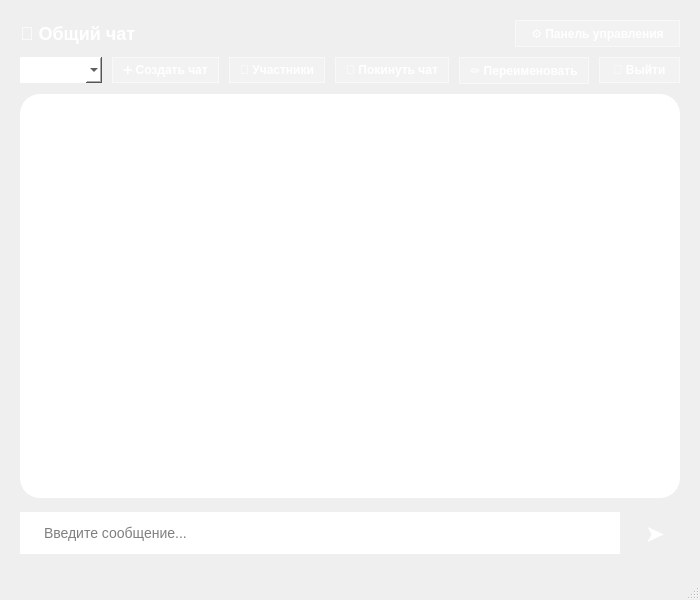
Before: the Qt Designer form client/mainwindow.ui in alexxxandra031/project, drawn with Qt 5.
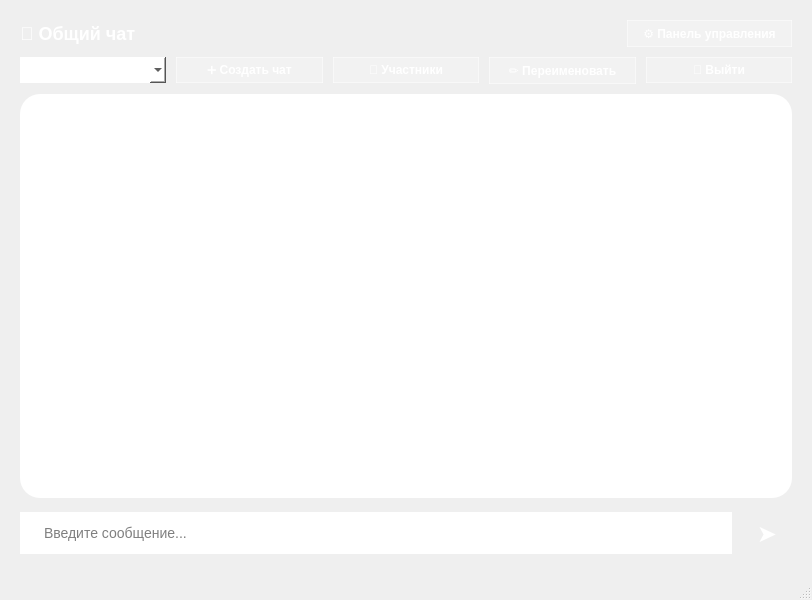
After: the same form once the commit is applied.

Diff of the .ui file:
```diff
--- a/client/mainwindow.ui
+++ b/client/mainwindow.ui
@@ -6,7 +6,7 @@
    <rect>
     <x>0</x>
     <y>0</y>
-    <width>700</width>
+    <width>812</width>
     <height>600</height>
    </rect>
   </property>
@@ -114,15 +114,12 @@
       </item>
      </layout>
     </item>
-	<item>
- <layout class="QHBoxLayout" name="horizontalLayout_chatSelect">
-  <item>
-   <widget class="QComboBox" name="comboBox_chats">
-    <property name="minimumWidth">
-     <number>200</number>
-    </property>
-    <property name="styleSheet">
-     <string notr="true">
+    <item>
+     <layout class="QHBoxLayout" name="horizontalLayout_chatSelect">
+      <item>
+       <widget class="QComboBox" name="comboBox_chats">
+        <property name="styleSheet">
+         <string notr="true">
       QComboBox {
           background-color: white;
           border-radius: 15px;
@@ -130,19 +127,16 @@
           font-size: 12px;
       }
      </string>
-    </property>
-   </widget>
-  </item>
-  <item>
-   <widget class="QPushButton" name="pushButton_createChat">
-    <property name="text">
-     <string>➕ Создать чат</string>
-    </property>
-    <property name="cursor">
-     <cursorShape>PointingHandCursor</cursorShape>
-    </property>
-    <property name="styleSheet">
-     <string notr="true">
+        </property>
+       </widget>
+      </item>
+      <item>
+       <widget class="QPushButton" name="pushButton_createChat">
+        <property name="cursor">
+         <cursorShape>PointingHandCursor</cursorShape>
+        </property>
+        <property name="styleSheet">
+         <string notr="true">
       QPushButton {
           background: rgba(255,255,255,0.2);
           border: 1px solid rgba(255,255,255,0.5);
@@ -155,19 +149,19 @@
           background: rgba(255,255,255,0.3);
       }
      </string>
-    </property>
-   </widget>
-  </item>
-  <item>
- <widget class="QPushButton" name="pushButton_manageChat">
-  <property name="text">
-   <string>👥 Участники</string>
-  </property>
-  <property name="cursor">
-   <cursorShape>PointingHandCursor</cursorShape>
-  </property>
-  <property name="styleSheet">
-   <string notr="true">
+        </property>
+        <property name="text">
+         <string>➕ Создать чат</string>
+        </property>
+       </widget>
+      </item>
+      <item>
+       <widget class="QPushButton" name="pushButton_manageChat">
+        <property name="cursor">
+         <cursorShape>PointingHandCursor</cursorShape>
+        </property>
+        <property name="styleSheet">
+         <string notr="true">
     QPushButton {
         background: rgba(255,255,255,0.2);
         border: 1px solid rgba(255,255,255,0.5);
@@ -180,19 +174,19 @@
         background: rgba(255,255,255,0.3);
     }
    </string>
-  </property>
- </widget>
-</item>
-<item>
- <widget class="QPushButton" name="pushButton_leaveChat">
-  <property name="text">
-   <string>🚪 Покинуть чат</string>
-  </property>
-  <property name="cursor">
-   <cursorShape>PointingHandCursor</cursorShape>
-  </property>
-  <property name="styleSheet">
-   <string notr="true">
+        </property>
+        <property name="text">
+         <string>👥 Участники</string>
+        </property>
+       </widget>
+      </item>
+      <item>
+       <widget class="QPushButton" name="pushButton_renameChat">
+        <property name="cursor">
+         <cursorShape>PointingHandCursor</cursorShape>
+        </property>
+        <property name="styleSheet">
+         <string notr="true">
     QPushButton {
         background: rgba(255,255,255,0.2);
         border: 1px solid rgba(255,255,255,0.5);
@@ -205,19 +199,19 @@
         background: rgba(255,255,255,0.3);
     }
    </string>
-  </property>
- </widget>
-</item>
-<item>
- <widget class="QPushButton" name="pushButton_renameChat">
-  <property name="text">
-   <string>✏️ Переименовать</string>
-  </property>
-  <property name="cursor">
-   <cursorShape>PointingHandCursor</cursorShape>
-  </property>
-  <property name="styleSheet">
-   <string notr="true">
+        </property>
+        <property name="text">
+         <string>✏️ Переименовать</string>
+        </property>
+       </widget>
+      </item>
+      <item>
+       <widget class="QPushButton" name="pushButton_logout">
+        <property name="cursor">
+         <cursorShape>PointingHandCursor</cursorShape>
+        </property>
+        <property name="styleSheet">
+         <string notr="true">
     QPushButton {
         background: rgba(255,255,255,0.2);
         border: 1px solid rgba(255,255,255,0.5);
@@ -230,36 +224,14 @@
         background: rgba(255,255,255,0.3);
     }
    </string>
-  </property>
- </widget>
-</item>
-<item>
- <widget class="QPushButton" name="pushButton_logout">
-  <property name="text">
-   <string>🚪 Выйти</string>
-  </property>
-  <property name="cursor">
-   <cursorShape>PointingHandCursor</cursorShape>
-  </property>
-  <property name="styleSheet">
-   <string notr="true">
-    QPushButton {
-        background: rgba(255,255,255,0.2);
-        border: 1px solid rgba(255,255,255,0.5);
-        border-radius: 15px;
-        padding: 5px 10px;
-        color: white;
-        font-weight: bold;
-    }
-    QPushButton:hover {
-        background: rgba(255,255,255,0.3);
-    }
-   </string>
-  </property>
- </widget>
-</item>
- </layout>
-</item>
+        </property>
+        <property name="text">
+         <string>🚪 Выйти</string>
+        </property>
+       </widget>
+      </item>
+     </layout>
+    </item>
     <item>
      <widget class="QListWidget" name="listWidget_chat">
 		 <property name="styleSheet">
```
Left out of the diff: 22 changed lines with no effect on the pictures.
